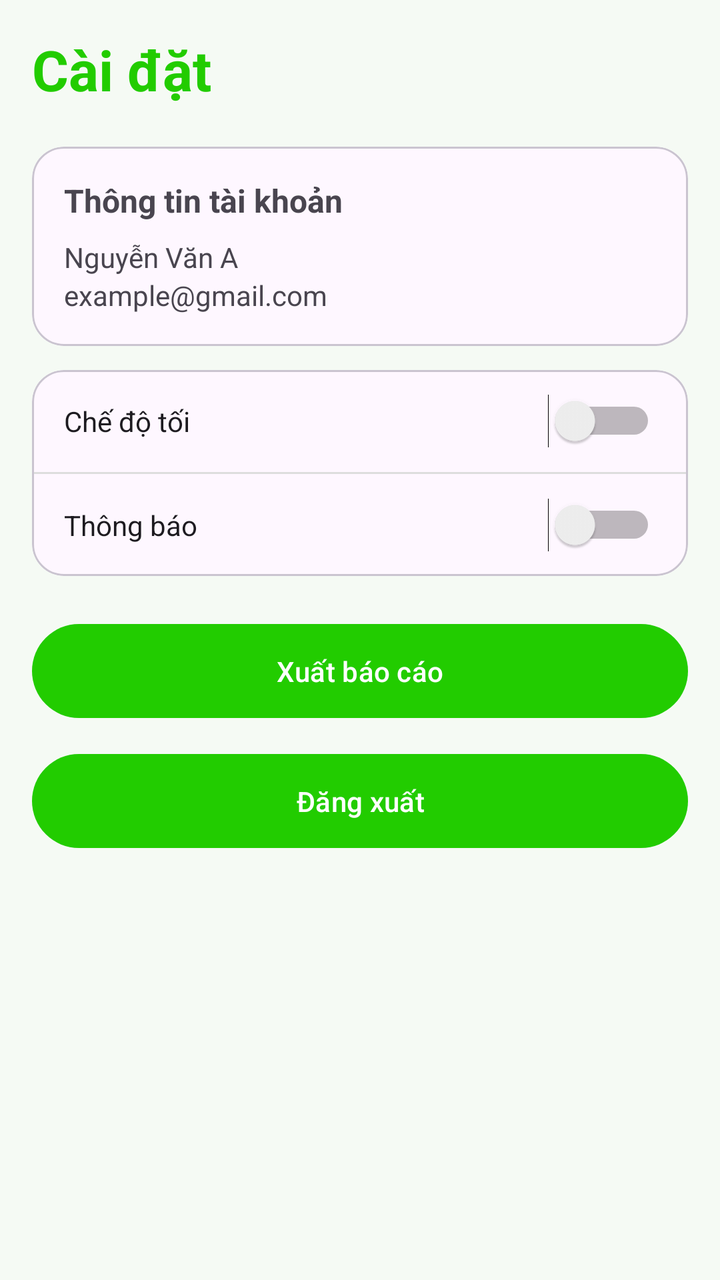
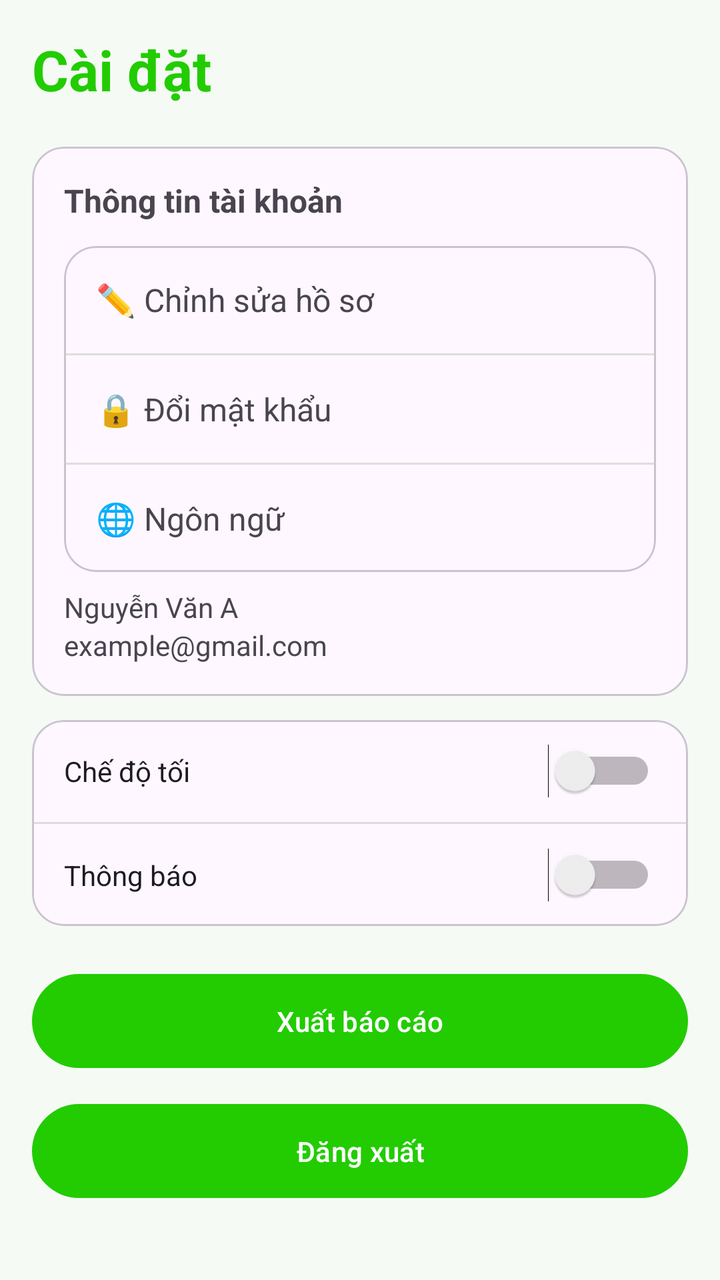

The first picture is an Android layout as it rendered before a commit; the second is the same layout after the commit. The layout source and the unified diff follow.
<!-- AndroidManifest.xml: application theme Theme.Cashie -->
<!-- res/layout/activity_setting.xml -->
<?xml version="1.0" encoding="utf-8"?>
<ScrollView
    xmlns:android="http://schemas.android.com/apk/res/android"
    xmlns:app="http://schemas.android.com/apk/res-auto"
    android:layout_width="match_parent"
    android:layout_height="match_parent"
    android:background="@color/bg_screen">

    <LinearLayout
        android:layout_width="match_parent"
        android:layout_height="wrap_content"
        android:orientation="vertical"
        android:padding="16dp">

        <TextView
            android:layout_width="wrap_content"
            android:layout_height="wrap_content"
            android:text="Cài đặt"
            android:textSize="28sp"
            android:textStyle="bold"
            android:textColor="@color/green_primary"/>

        <com.google.android.material.card.MaterialCardView
            android:layout_width="match_parent"
            android:layout_height="wrap_content"
            android:layout_marginTop="20dp"
            app:cardCornerRadius="16dp">

            <LinearLayout
                android:layout_width="match_parent"
                android:layout_height="wrap_content"
                android:padding="16dp"
                android:orientation="vertical">

                <TextView
                    android:layout_width="wrap_content"
                    android:layout_height="wrap_content"
                    android:text="Thông tin tài khoản"
                    android:textStyle="bold"
                    android:textSize="16sp"/>

                <TextView
                    android:layout_width="wrap_content"
                    android:layout_height="wrap_content"
                    android:text="Nguyễn Văn A"
                    android:layout_marginTop="8dp"/>

                <TextView
                    android:layout_width="wrap_content"
                    android:layout_height="wrap_content"
                    android:text="example@gmail.com"/>
            </LinearLayout>

        </com.google.android.material.card.MaterialCardView>

        <com.google.android.material.card.MaterialCardView
            android:layout_width="match_parent"
            android:layout_height="wrap_content"
            android:layout_marginTop="12dp"
            app:cardCornerRadius="16dp">

            <LinearLayout
                android:layout_width="match_parent"
                android:layout_height="wrap_content"
                android:orientation="vertical">

                <Switch
                    android:id="@+id/switchDarkMode"
                    android:layout_width="match_parent"
                    android:layout_height="wrap_content"
                    android:text="Chế độ tối"
                    android:padding="16dp"/>

                <View
                    android:layout_width="match_parent"
                    android:layout_height="1dp"
                    android:background="#DDDDDD"/>

                <Switch
                    android:id="@+id/switchNotification"
                    android:layout_width="match_parent"
                    android:layout_height="wrap_content"
                    android:text="Thông báo"
                    android:padding="16dp"/>

            </LinearLayout>

        </com.google.android.material.card.MaterialCardView>

        <Button
            android:id="@+id/btnExport"
            android:layout_width="match_parent"
            android:layout_height="55dp"
            android:text="Xuất báo cáo"
            android:layout_marginTop="20dp"/>

        <Button
            android:id="@+id/btnLogout"
            android:layout_width="match_parent"
            android:layout_height="55dp"
            android:text="Đăng xuất"
            android:layout_marginTop="10dp"/>

    </LinearLayout>

</ScrollView>
<!-- resources referenced by this layout -->
<resources>
  <color name="bg_screen">#F5FAF4</color>
  <color name="green_primary">#22CC00</color>
  <style name="Theme.Cashie" parent="Theme.Material3.DayNight.NoActionBar">
          <item name="colorPrimary">@color/green_primary</item>
          <item name="colorPrimaryVariant">@color/green_dark</item>
          <item name="colorOnPrimary">@color/white</item>
          <item name="colorSecondary">@color/green_dark</item>
          <item name="android:colorBackground">@color/bg_screen</item>
          <item name="android:statusBarColor">@color/white</item>
          <item name="android:windowLightStatusBar">true</item>
      </style>
  <color name="green_dark">#1AA300</color>
  <color name="white">#FFFFFF</color>
</resources>

<!-- the commit's change to res/layout/activity_setting.xml (unified diff, before → after) -->
@@ -38,6 +38,54 @@
                     android:text="Thông tin tài khoản"
                     android:textStyle="bold"
                     android:textSize="16sp"/>
+                <com.google.android.material.card.MaterialCardView
+                    android:layout_width="match_parent"
+                    android:layout_height="wrap_content"
+                    android:layout_marginTop="12dp"
+                    app:cardCornerRadius="16dp">
+
+                    <LinearLayout
+                        android:layout_width="match_parent"
+                        android:layout_height="wrap_content"
+                        android:orientation="vertical">
+
+                        <TextView
+                            android:id="@+id/tvEditProfile"
+                            android:layout_width="match_parent"
+                            android:layout_height="wrap_content"
+                            android:text="✏️ Chỉnh sửa hồ sơ"
+                            android:textSize="16sp"
+                            android:padding="16dp"/>
+
+                        <View
+                            android:layout_width="match_parent"
+                            android:layout_height="1dp"
+                            android:background="#DDDDDD"/>
+
+                        <TextView
+                            android:id="@+id/tvChangePassword"
+                            android:layout_width="match_parent"
+                            android:layout_height="wrap_content"
+                            android:text="🔒 Đổi mật khẩu"
+                            android:textSize="16sp"
+                            android:padding="16dp"/>
+
+                        <View
+                            android:layout_width="match_parent"
+                            android:layout_height="1dp"
+                            android:background="#DDDDDD"/>
+
+                        <TextView
+                            android:id="@+id/tvLanguage"
+                            android:layout_width="match_parent"
+                            android:layout_height="wrap_content"
+                            android:text="🌐 Ngôn ngữ"
+                            android:textSize="16sp"
+                            android:padding="16dp"/>
+
+                    </LinearLayout>
+
+                </com.google.android.material.card.MaterialCardView>
 
                 <TextView
                     android:layout_width="wrap_content"
